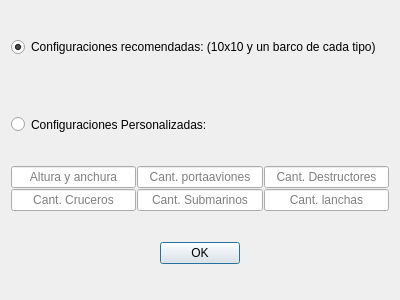
Before: the Qt Designer form batalla_naval_poo/dialog.ui in Fede-T/TP3_POO, drawn with Qt 5.
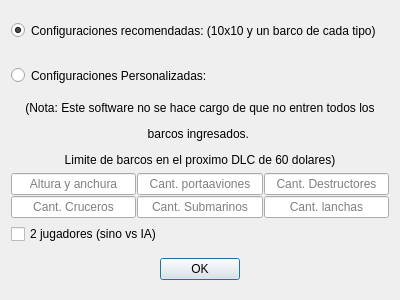
After: the same form once the commit is applied.

```diff
--- a/batalla_naval_poo/dialog.ui
+++ b/batalla_naval_poo/dialog.ui
@@ -13,7 +13,7 @@
   <property name="windowTitle">
    <string>Dialog</string>
   </property>
-  <layout class="QVBoxLayout" name="verticalLayout" stretch="1,1,4,1">
+  <layout class="QVBoxLayout" name="verticalLayout" stretch="1,1,1,4,0,1">
    <item>
     <widget class="QRadioButton" name="recomendado">
      <property name="sizePolicy">
@@ -43,6 +43,16 @@
      </property>
     </widget>
    </item>
+   <item>
+    <widget class="QLabel" name="label">
+     <property name="text">
+      <string>&lt;html&gt;&lt;head/&gt;&lt;body&gt;&lt;p&gt;(Nota: Este software no se hace cargo de que no entren todos los&lt;/p&gt;&lt;p&gt;barcos ingresados. &lt;/p&gt;&lt;p&gt;Limite de barcos en el proximo DLC de 60 dolares)&lt;/p&gt;&lt;/body&gt;&lt;/html&gt;</string>
+     </property>
+     <property name="alignment">
+      <set>Qt::AlignCenter</set>
+     </property>
+    </widget>
+   </item>
    <item>
     <layout class="QGridLayout" name="gridLayout">
      <property name="spacing">
@@ -110,6 +120,25 @@
      </item>
     </layout>
    </item>
+   <item>
+    <widget class="QCheckBox" name="modo2jugadores">
+     <property name="sizePolicy">
+      <sizepolicy hsizetype="Fixed" vsizetype="Fixed">
+       <horstretch>0</horstretch>
+       <verstretch>0</verstretch>
+      </sizepolicy>
+     </property>
+     <property name="layoutDirection">
+      <enum>Qt::LeftToRight</enum>
+     </property>
+     <property name="text">
+      <string>2 jugadores (sino vs IA)</string>
+     </property>
+     <property name="tristate">
+      <bool>false</bool>
+     </property>
+    </widget>
+   </item>
    <item>
     <widget class="QDialogButtonBox" name="buttonBox">
      <property name="sizePolicy">
```
Left out of the diff: 32 changed lines with no effect on the pictures.
